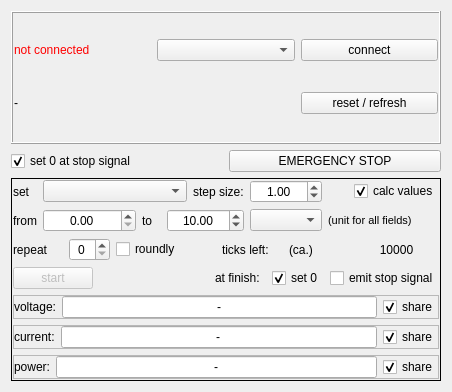
Above: eaps8000usbuicharwindow.ui from bchjoerni/mlab before the change. Below: the same form after it.
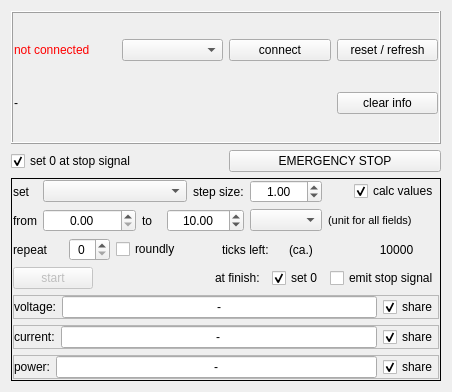
That is the form after the change.

Commit message: mlabsignal system changed, networkremote window changed, portwindows now have buttons reset/refresh and clear info

What changed in the file:
```diff
--- a/eaps8000usbuicharwindow.ui
+++ b/eaps8000usbuicharwindow.ui
@@ -55,14 +55,21 @@
         </property>
        </widget>
       </item>
-      <item row="1" column="2">
-       <widget class="QPushButton" name="btn_resetInfo">
+      <item row="0" column="3">
+       <widget class="QPushButton" name="btn_resetRefresh">
         <property name="text">
          <string>reset / refresh</string>
         </property>
        </widget>
       </item>
-      <item row="1" column="0" colspan="2">
+      <item row="1" column="3">
+       <widget class="QPushButton" name="btn_clearInfo">
+        <property name="text">
+         <string>clear info</string>
+        </property>
+       </widget>
+      </item>
+      <item row="1" column="0" colspan="3">
        <widget class="QLabel" name="lbl_info">
         <property name="text">
          <string>-</string>
```
The commit also changes 78 other files.
